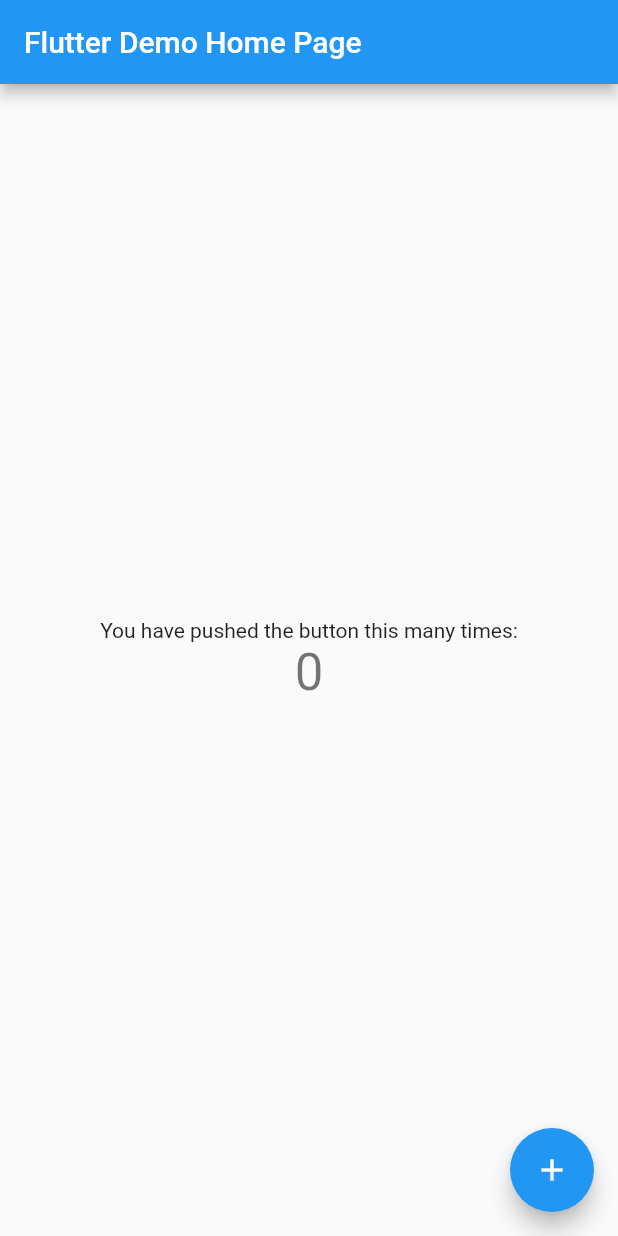
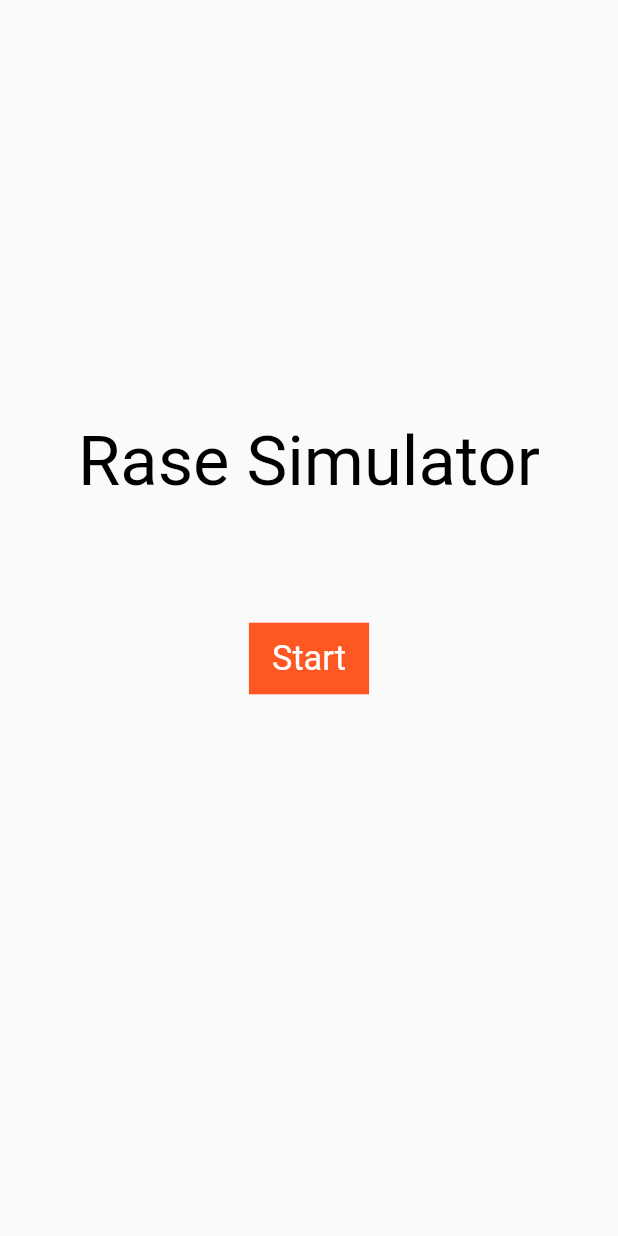
Before and after one commit to solevin/race_simulator, a Flutter app: the screen it shows after launch, on a phone screen of 412 x 824 dp. Run offline on Flutter 3.47's test engine with Material 2 defaults, Android fonts, the phone set to English and light mode, and no system bars; our stand-ins replace flutter_screenutil, hooks_riverpod.

Commit message:
#2: 各ページの作成

```diff
--- a/lib/main.dart
+++ b/lib/main.dart
@@ -1,115 +1,59 @@
 import 'package:flutter/material.dart';
+import 'package:race_simulator/ui/race/race_view.dart';
+import 'package:race_simulator/ui/home/home_page.dart';
+import 'package:flutter_screenutil/flutter_screenutil.dart';
+import 'package:hooks_riverpod/hooks_riverpod.dart';
+import 'package:provider/provider.dart' as provider;
 
-void main() {
-  runApp(const MyApp());
+void main() async {
+  runApp(
+    ProviderScope(
+      child: provider.MultiProvider(
+        providers: [
+          provider.ChangeNotifierProvider(
+            create: (_) => RaceViewModel(),
+          ),
+        ],
+        child: ScreenUtilInit(
+          designSize: const Size(360, 690),
+          builder: (_) => MyApp(),
+        ),
+      ),
+    ),
+  );
 }
+
+const materialWhite = MaterialColor(
+  0xFFFFFFFF,
+  <int, Color>{
+    50: Color(0xFFFFFFFF),
+    100: Color(0xFFFFFFFF),
+    200: Color(0xFFFFFFFF),
+    300: Color(0xFFFFFFFF),
+    400: Color(0xFFFFFFFF),
+    500: Color(0xFFFFFFFF),
+    600: Color(0xFFFFFFFF),
+    700: Color(0xFFFFFFFF),
+    800: Color(0xFFFFFFFF),
+    900: Color(0xFFFFFFFF),
+  },
+);
 
 class MyApp extends StatelessWidget {
   const MyApp({Key? key}) : super(key: key);
 
-  // This widget is the root of your application.
   @override
   Widget build(BuildContext context) {
     return MaterialApp(
-      title: 'Flutter Demo',
+      title: 'Race Simulator',
       theme: ThemeData(
-        // This is the theme of your application.
-        //
-        // Try running your application with "flutter run". You'll see the
-        // application has a blue toolbar. Then, without quitting the app, try
-        // changing the primarySwatch below to Colors.green and then invoke
-        // "hot reload" (press "r" in the console where you ran "flutter run",
-        // or simply save your changes to "hot reload" in a Flutter IDE).
-        // Notice that the counter didn't reset back to zero; the application
-        // is not restarted.
-        primarySwatch: Colors.blue,
+        primarySwatch: materialWhite,
       ),
-      home: const MyHomePage(title: 'Flutter Demo Home Page'),
+      darkTheme: ThemeData.dark(),
+      initialRoute: '/',
+      routes: <String, WidgetBuilder>{
+        '/': (BuildContext context) => HomePage(),
+      },
     );
   }
 }
-
-class MyHomePage extends StatefulWidget {
-  const MyHomePage({Key? key, required this.title}) : super(key: key);
-
-  // This widget is the home page of your application. It is stateful, meaning
-  // that it has a State object (defined below) that contains fields that affect
-  // how it looks.
-
-  // This class is the configuration for the state. It holds the values (in this
-  // case the title) provided by the parent (in this case the App widget) and
-  // used by the build method of the State. Fields in a Widget subclass are
-  // always marked "final".
-
-  final String title;
-
-  @override
-  State<MyHomePage> createState() => _MyHomePageState();
-}
-
-class _MyHomePageState extends State<MyHomePage> {
-  int _counter = 0;
-
-  void _incrementCounter() {
-    setState(() {
-      // This call to setState tells the Flutter framework that something has
-      // changed in this State, which causes it to rerun the build method below
-      // so that the display can reflect the updated values. If we changed
-      // _counter without calling setState(), then the build method would not be
-      // called again, and so nothing would appear to happen.
-      _counter++;
-    });
-  }
-
-  @override
-  Widget build(BuildContext context) {
-    // This method is rerun every time setState is called, for instance as done
-    // by the _incrementCounter method above.
-    //
-    // The Flutter framework has been optimized to make rerunning build methods
-    // fast, so that you can just rebuild anything that needs updating rather
-    // than having to individually change instances of widgets.
-    return Scaffold(
-      appBar: AppBar(
-        // Here we take the value from the MyHomePage object that was created by
-        // the App.build method, and use it to set our appbar title.
-        title: Text(widget.title),
-      ),
-      body: Center(
-        // Center is a layout widget. It takes a single child and positions it
-        // in the middle of the parent.
-        child: Column(
-          // Column is also a layout widget. It takes a list of children and
-          // arranges them vertically. By default, it sizes itself to fit its
-          // children horizontally, and tries to be as tall as its parent.
-          //
-          // Invoke "debug painting" (press "p" in the console, choose the
-          // "Toggle Debug Paint" action from the Flutter Inspector in Android
-          // Studio, or the "Toggle Debug Paint" command in Visual Studio Code)
-          // to see the wireframe for each widget.
-          //
-          // Column has various properties to control how it sizes itself and
-          // how it positions its children. Here we use mainAxisAlignment to
-          // center the children vertically; the main axis here is the vertical
-          // axis because Columns are vertical (the cross axis would be
-          // horizontal).
-          mainAxisAlignment: MainAxisAlignment.center,
-          children: <Widget>[
-            const Text(
-              'You have pushed the button this many times:',
-            ),
-            Text(
-              '$_counter',
-              style: Theme.of(context).textTheme.headline4,
-            ),
-          ],
-        ),
-      ),
-      floatingActionButton: FloatingActionButton(
-        onPressed: _incrementCounter,
-        tooltip: 'Increment',
-        child: const Icon(Icons.add),
-      ), // This trailing comma makes auto-formatting nicer for build methods.
-    );
-  }
-}
--- /dev/null
+++ b/lib/ui/home/home_page.dart
@@ -0,0 +1,54 @@
+import 'package:flutter/material.dart';
+import 'package:flutter_screenutil/flutter_screenutil.dart';
+import 'package:race_simulator/ui/race/race_page.dart';
+import 'package:provider/provider.dart';
+
+class HomePage extends StatelessWidget {
+  static Route<dynamic> route() {
+    return MaterialPageRoute<dynamic>(
+      builder: (_) => const HomePage(),
+    );
+  }
+
+  const HomePage({Key? key}) : super(key: key);
+  @override
+  Widget build(BuildContext context) {
+    return WillPopScope(
+      onWillPop: () async => false,
+      child: Scaffold(
+        body: Center(
+          child: Column(
+            mainAxisAlignment: MainAxisAlignment.center,
+            children: [
+              Text(
+                'Rase Simulator',
+                style: TextStyle(fontSize: 40.sp, color: Colors.black),
+              ),
+              Padding(
+                padding: EdgeInsets.all(70.r),
+                child: Container(
+                  height: 40.h,
+                  width: 70.w,
+                  color: Colors.deepOrange,
+                  child: GestureDetector(
+                    onTap: () {
+                      Navigator.of(context).push<dynamic>(
+                        RacePage.route(),
+                      );
+                    },
+                    child: Center(
+                      child: Text(
+                        'Start',
+                        style: TextStyle(fontSize: 20.sp, color: Colors.white),
+                      ),
+                    ),
+                  ),
+                ),
+              ),
+            ],
+          ),
+        ),
+      ),
+    );
+  }
+}
--- a/pubspec.yaml
+++ b/pubspec.yaml
@@ -34,6 +34,9 @@
   # The following adds the Cupertino Icons font to your application.
   # Use with the CupertinoIcons class for iOS style icons.
   cupertino_icons: ^1.0.2
+  provider: ^6.0.2
+  flutter_screenutil: ^5.4.0+1
+  hooks_riverpod: ^1.0.3
 
 dev_dependencies:
   flutter_test:
```
Also changed, not shown: lib/ui/race/race_page.dart (added, +85 -0 lines), lib/ui/race/race_view.dart (added, +8 -0 lines), lib/ui/result/result_page.dart (added, +62 -0 lines), pubspec.lock.
